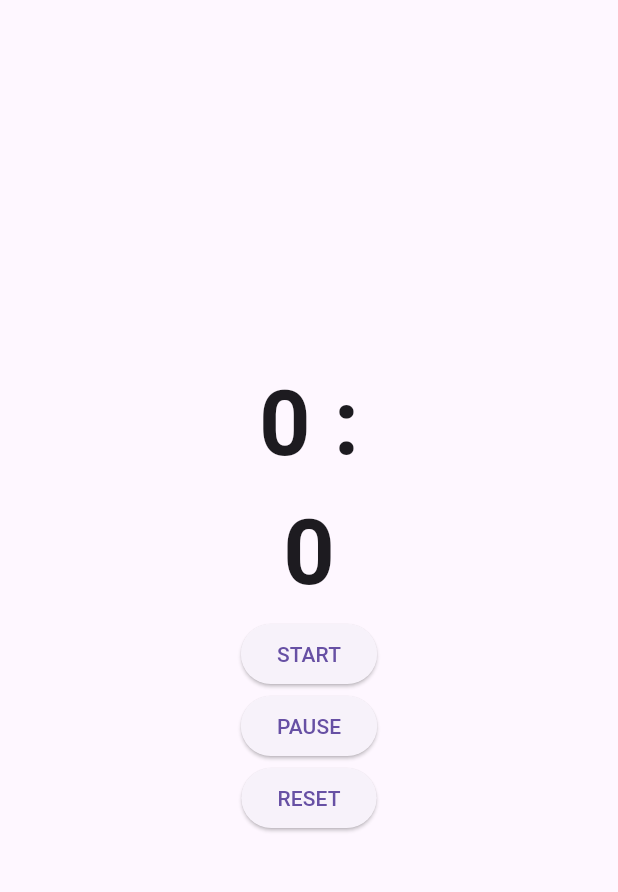
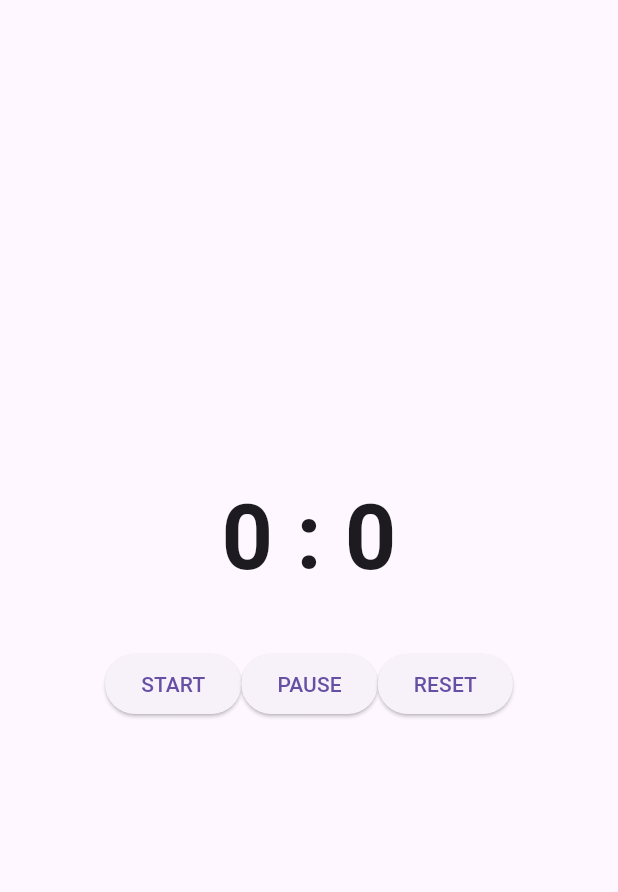
Before and after one commit to Rebeka97/stopwatch, a Flutter app: the screen it shows after launch, on a phone screen of 412 x 824 dp, the part 63-955 px from its top. Run offline on Flutter 3.47's test engine with Material 3 defaults, Android fonts, the phone set to English and light mode, and no system bars.

Commit message:
Refactored stopwatch display to use Row

```diff
--- a/lib/main.dart
+++ b/lib/main.dart
@@ -65,8 +65,11 @@ class _CounterAppState extends State<CounterApp> {
             mainAxisAlignment: MainAxisAlignment.center, //kozepre igazit
             children: <Widget>[
 
+              Row(  mainAxisAlignment: MainAxisAlignment.center, //kozepre igazitja egy sorba a szamlalokat
+                  children: [
+
               Text(
-                '$_minutes :', //a perc valtozom meghivasa
+                '$_minutes : ', //a perc valtozom meghivasa
                 style: const TextStyle(
                     fontSize: 60, fontWeight: FontWeight.bold),
               ),
@@ -76,8 +79,14 @@ class _CounterAppState extends State<CounterApp> {
                 style: const TextStyle(
                     fontSize: 60, fontWeight: FontWeight.bold),
               ),
+                  ],
+        ),
 
-              //gombok
+          const SizedBox(height:30),
+
+          Row(  mainAxisAlignment: MainAxisAlignment.center, //kozepre igazitja egy sorba a gombokat
+            children: [
+//gombok
               ElevatedButton(
                 onPressed: _increment, //
                 child: const Text('START'),
@@ -92,7 +101,8 @@ class _CounterAppState extends State<CounterApp> {
                 onPressed: _reset,
                 child: const Text('RESET'),
               ),
-
+            ],
+          ),
             ],
           ),
         ),
```
